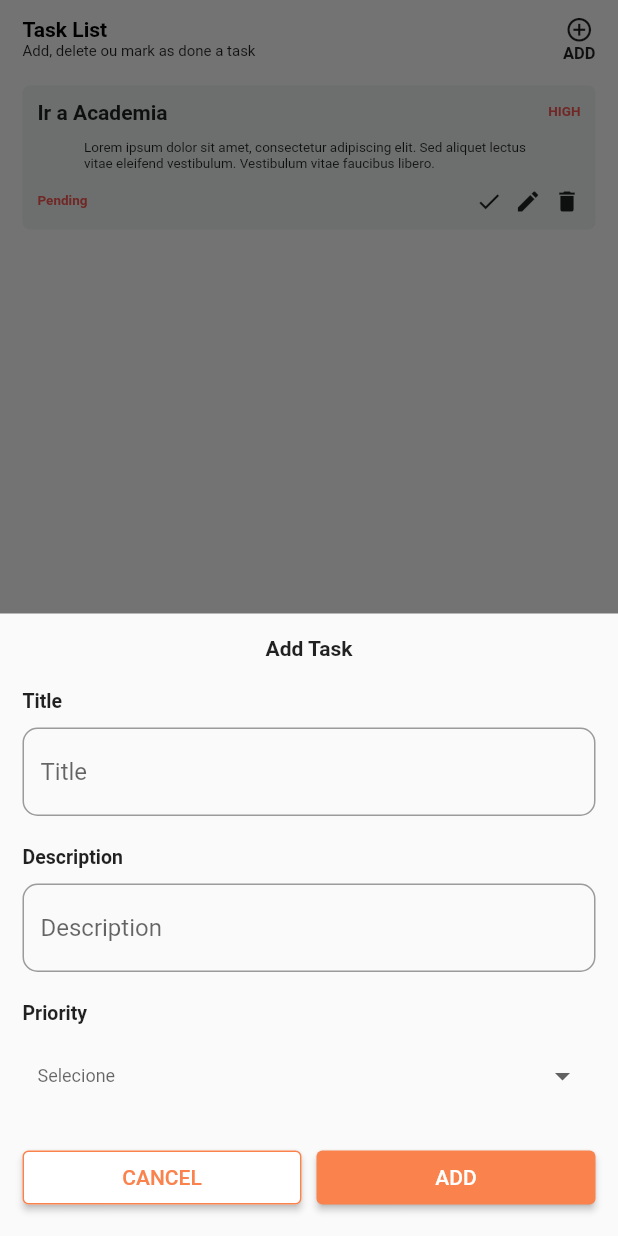
After one commit to gabrieuu/todo_List_flutter, a Flutter app: the screen it shows after launch, after a tap on "ADD", on a phone screen of 412 x 824 dp. The commit adds this screen. Run offline on Flutter 3.47's test engine with Material 2 defaults, Android fonts, the phone set to English and light mode, and no system bars.

Commit message:
add tela de cadastro de tarefa

```diff
--- /dev/null
+++ b/lib/models/list_items.dart
@@ -0,0 +1,3 @@
+import 'package:test/models/task_items.dart';
+
+List<TaskItems> listaItems = [];
--- a/lib/widgets/header.dart
+++ b/lib/widgets/header.dart
@@ -1,9 +1,9 @@
 import 'package:flutter/material.dart';
 import 'package:test/util/colors.dart';
+import 'package:test/widgets/modals/modal_add.dart';
 
 class Header extends StatelessWidget {
   const Header({super.key});
-
   @override
   Widget build(BuildContext context) {
     return Container(
@@ -20,11 +20,19 @@ class Header extends StatelessWidget {
               const Text("Add, delete ou mark as done a task",style: TextStyle(fontSize: 10),)
              ],
           ),
-          const Column(
-            children: [
-              Icon(Icons.add_circle_outline,size: 19,),
-              Text("ADD", style: TextStyle(fontSize: 11, fontWeight: FontWeight.bold),)
-            ],
+          GestureDetector(
+            onTap: (){
+              showModalBottomSheet(
+                context: context,
+                builder: (context) => ShowModal(),
+                );
+            },
+            child: const Column(
+              children: [
+                Icon(Icons.add_circle_outline,size: 19,),
+                Text("ADD", style: TextStyle(fontSize: 11, fontWeight: FontWeight.bold),)
+              ],
+            ),
           )
         ],
       ),
--- /dev/null
+++ b/lib/widgets/modals/modal_add.dart
@@ -0,0 +1,132 @@
+import 'package:flutter/material.dart';
+import 'package:test/models/task_items.dart';
+import 'package:test/util/colors.dart';
+
+class ShowModal extends StatefulWidget {
+  final String title;
+  final String description;
+  final String priority;
+
+  const ShowModal({super.key, this.title = '', this.description = '', this.priority = ''});
+
+  @override
+  State<ShowModal> createState() => _ShowModalState();
+}
+
+class _ShowModalState extends State<ShowModal> {
+
+  String dropValue = '';
+
+  List<String> dropdown = [
+    "low",
+    "medium",
+    "high",
+    "critical"
+  ];
+
+  @override
+  Widget build(BuildContext context) {
+    return  SingleChildScrollView(
+      child: Container(
+        padding: const EdgeInsets.all(15),
+        child: Wrap(
+          runSpacing: 20,
+          children: [
+            const Center(
+              child: Text("Add Task", style: TextStyle(fontWeight: FontWeight.bold),),
+            ),
+            _txtField(label: "Title"),
+            _txtField(label: "Description"),
+            _dropdown(),
+            Row(
+
+              children: [
+                Expanded(child: _buttonBack(txt: "CANCEL", cor: backgroundColor),),
+                SizedBox(width: 10,),
+                Expanded(child: _buttonAdd(txt: "ADD", cor: Colors.orange),)
+              ],
+            )
+
+
+          ],
+          )
+      ),
+    );
+  }
+  _dropdown(){
+    return Column(
+      crossAxisAlignment: CrossAxisAlignment.start,
+      children: [
+        Container(
+          margin: const EdgeInsets.only(bottom: 10),
+          child: const Text("Priority", style: TextStyle(fontWeight: FontWeight.bold,fontSize: 13)
+          )),
+        DropdownButton<String>(
+            hint: const Text("Selecione"),
+            value: (dropValue.isEmpty) ? null : dropValue,
+            onChanged: (resposta){
+              setState(() {
+                dropValue = resposta.toString();
+              });
+            },
+            items: dropdown.map((drop) => DropdownMenuItem(
+              value: drop,
+              child: Text(drop),
+
+              )).toList(),
+            underline: Container(),
+            isExpanded: true,
+            borderRadius: BorderRadius.circular(10),
+            focusColor: backgroundColor,
+            padding: const EdgeInsets.symmetric(horizontal: 10),
+            style: TextStyle(fontSize: 12, color: black),
+
+          ),
+      ],
+    );
+  }
+  _buttonBack({String txt = '', Color cor = Colors.black}){
+      return ElevatedButton(
+              onPressed: (){
+                Navigator.pop(context);
+              },
+              style: const ButtonStyle(
+                backgroundColor: MaterialStatePropertyAll(Colors.white),
+                foregroundColor: MaterialStatePropertyAll(Color.fromRGBO(250, 130, 76, 1)),
+                side: MaterialStatePropertyAll(BorderSide(color: Color.fromRGBO(250, 130, 76, 1)))
+              ),
+              child: Text(txt),
+            );
+  }
+  _buttonAdd({String txt = '', Color cor = Colors.black}){
+      return ElevatedButton(
+              onPressed: (){},
+              style: const ButtonStyle(
+                backgroundColor: MaterialStatePropertyAll(Color.fromRGBO(250, 130, 76, 1))
+              ),
+              child: Text(txt),
+            );
+  }
+  _txtField({String label = ''}){
+    return Column(
+      crossAxisAlignment: CrossAxisAlignment.start,
+      children: [
+        Container(
+          margin: const EdgeInsets.only(bottom: 10),
+          child: Text(label, style: const TextStyle(fontWeight: FontWeight.bold,fontSize: 13),
+          )),
+        TextField(
+                decoration: InputDecoration(
+                  border: OutlineInputBorder(borderRadius: BorderRadius.circular(10)),
+                  hintText: label,
+                  labelStyle: const TextStyle(fontSize: 12),
+                  floatingLabelStyle: const TextStyle(color: Colors.red),
+                  floatingLabelAlignment: FloatingLabelAlignment.start,
+
+
+                ),
+              ),
+      ],
+    );
+  }
+}
--- a/lib/widgets/tasks_box.dart
+++ b/lib/widgets/tasks_box.dart
@@ -12,12 +12,15 @@ class _TasksState extends State<Tasks> {
   @override
   Widget build(BuildContext context) {
     return Container(
+
       margin: const EdgeInsets.only(top: 10),
       padding: const EdgeInsets.all(10),
+
       decoration: BoxDecoration(
         color: secoundColor,
         borderRadius: BorderRadius.circular(5)
       ),
+
       child: Column(
         children: [
           Row(
```
